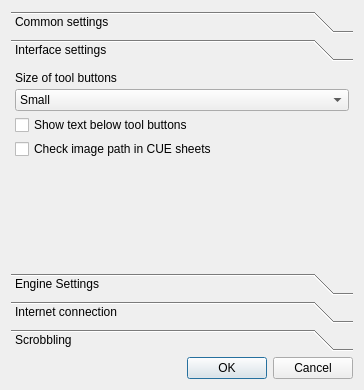
Old version of the form src/settings.ui in the repository DrMoriarty/cuberok.
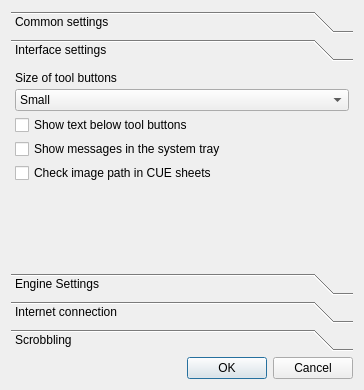
New version of the form. The open tabs and pages were chosen to show the change. Icons and pictures are not drawn.

Patch:
```diff
--- a/src/settings.ui
+++ b/src/settings.ui
@@ -164,6 +164,13 @@
          </property>
         </widget>
        </item>
+       <item>
+        <widget class="QCheckBox" name="checkBox_trayMessage">
+         <property name="text">
+          <string>Show messages in the system tray</string>
+         </property>
+        </widget>
+       </item>
        <item>
         <widget class="QCheckBox" name="checkBox_controlCuePath">
          <property name="toolTip">
```
